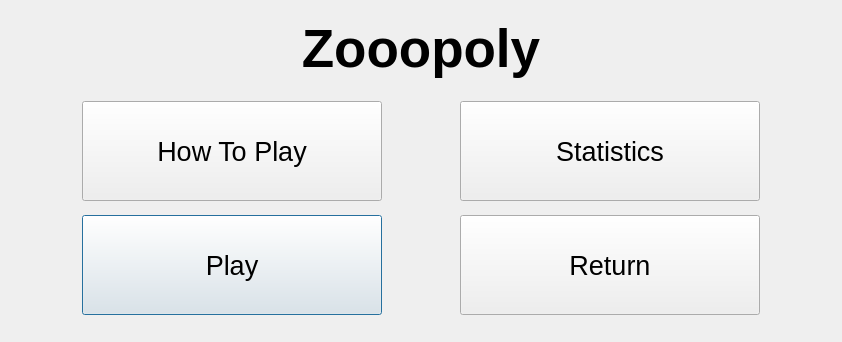
Old version of the form UI/mainMenu.ui in the repository Sp1riting/A-Level-Coursework.
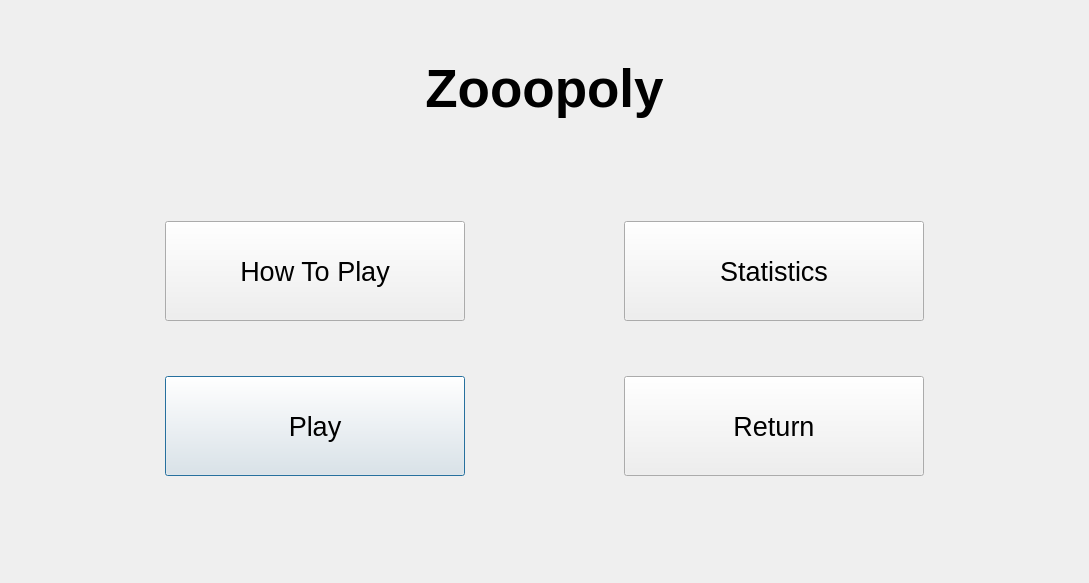
New version of the form.

Commit message: finished adjusting screen sizes

Patch:
```diff
--- a/UI/mainMenu.ui
+++ b/UI/mainMenu.ui
@@ -6,8 +6,8 @@
    <rect>
     <x>0</x>
     <y>0</y>
-    <width>842</width>
-    <height>342</height>
+    <width>1089</width>
+    <height>583</height>
    </rect>
   </property>
   <property name="windowTitle">
```
The commit also changes 2 other files.
